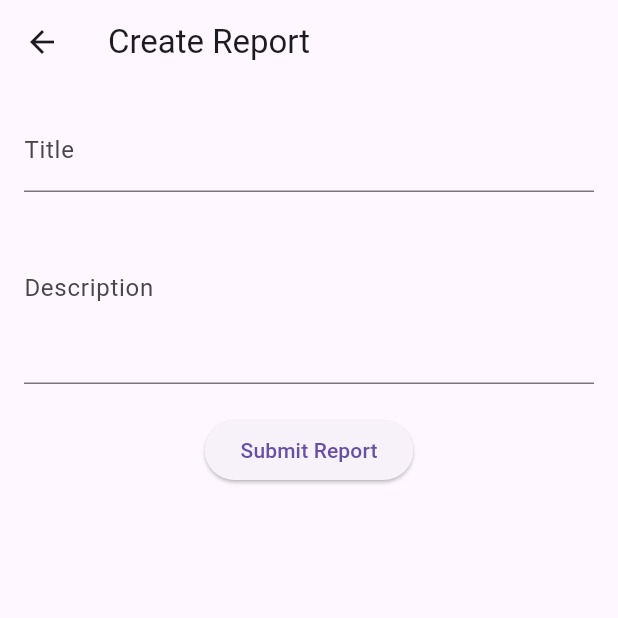
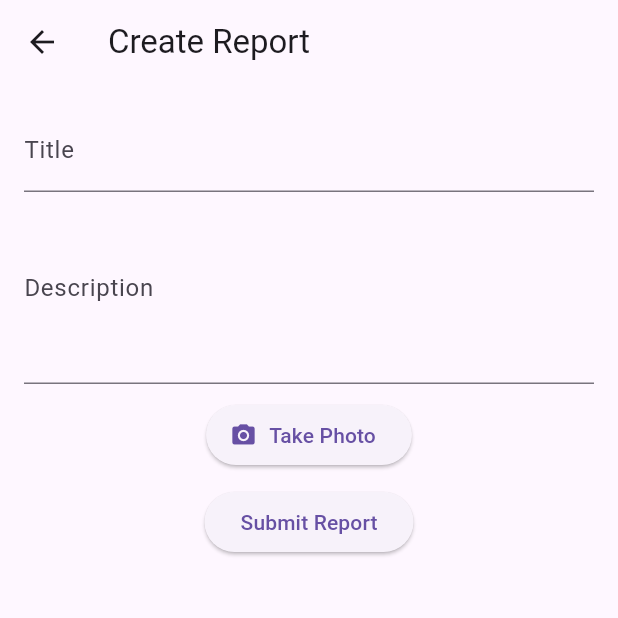
Before and after one commit to petrinopopa12/eureport_app, a Flutter app: the screen it shows once a user with an empty profile is signed in, after a tap on "Create Report", on a phone screen of 412 x 824 dp, the top half of it. Run offline on Flutter 3.47's test engine with Material 3 defaults, Android fonts, the phone set to English and light mode, and no system bars; our stand-ins replace cloud_firestore, firebase_auth, firebase_core, firebase_storage, geolocator, image_picker and 1 more; accounts and stored records are empty; network calls fail.

Commit message:
Added UD and image update

```diff
--- a/lib/screens/create_report_screen.dart
+++ b/lib/screens/create_report_screen.dart
@@ -1,8 +1,11 @@
+import 'dart:io';
 import 'package:flutter/material.dart';
 import 'package:cloud_firestore/cloud_firestore.dart';
 import 'package:firebase_auth/firebase_auth.dart';
+import 'package:firebase_storage/firebase_storage.dart';
 import 'package:geolocator/geolocator.dart';
 import 'package:permission_handler/permission_handler.dart';
+import 'package:image_picker/image_picker.dart';
 
 class CreateReportScreen extends StatefulWidget {
   const CreateReportScreen({super.key});
@@ -14,7 +17,37 @@ class CreateReportScreen extends StatefulWidget {
 class _CreateReportScreenState extends State<CreateReportScreen> {
   final TextEditingController titleController = TextEditingController();
   final TextEditingController descriptionController = TextEditingController();
+  final ImagePicker picker = ImagePicker();
+
+  XFile? imageFile;
   String status = '';
+
+  Future<void> pickImageFromCamera() async {
+    final picked = await picker.pickImage(source: ImageSource.camera);
+    if (picked != null) {
+      setState(() {
+        imageFile = picked;
+      });
+    }
+  }
+
+  Future<String?> uploadImage(String docId) async {
+  if (imageFile == null) return null;
+
+  try {
+    final storageRef = FirebaseStorage.instance
+        .ref()
+        .child('report_images')
+        .child('$docId.jpg');
+
+    final uploadTask = await storageRef.putFile(File(imageFile!.path));
+    final downloadUrl = await storageRef.getDownloadURL();
+    return downloadUrl;
+  } catch (e) {
+    debugPrint('Image upload failed: $e');
+    throw Exception('Image upload failed: $e');
+  }
+}
 
   Future<void> submitReport() async {
     final title = titleController.text.trim();
@@ -28,17 +61,21 @@ class _CreateReportScreenState extends State<CreateReportScreen> {
     }
 
     try {
-    // Request location permission using permission_handler
       final permissionStatus = await Permission.location.request();
       if (!permissionStatus.isGranted) {
         throw Exception('Location permission not granted');
       }
 
-    // Get current location
       final position = await Geolocator.getCurrentPosition();
 
-    // Submit to Firestore
-    await FirebaseFirestore.instance.collection('reports').add({
+      final docRef = FirebaseFirestore.instance.collection('reports').doc();
+
+      String? imageUrl;
+      if (imageFile != null) {
+        imageUrl = await uploadImage(docRef.id);
+      }
+
+      await docRef.set({
         'title': title,
         'description': description,
         'timestamp': FieldValue.serverTimestamp(),
@@ -46,7 +83,8 @@ class _CreateReportScreenState extends State<CreateReportScreen> {
         'location': {
           'latitude': position.latitude,
           'longitude': position.longitude,
-      }
+        },
+        if (imageUrl != null) 'imageUrl': imageUrl,
       });
 
       ScaffoldMessenger.of(context).showSnackBar(
@@ -55,8 +93,11 @@ class _CreateReportScreenState extends State<CreateReportScreen> {
 
       titleController.clear();
       descriptionController.clear();
+      setState(() {
+        imageFile = null;
+      });
+
       Navigator.of(context).pop();
-
     } catch (e) {
       ScaffoldMessenger.of(context).showSnackBar(
         SnackBar(content: Text('Failed to submit: $e')),
@@ -88,7 +129,18 @@ class _CreateReportScreenState extends State<CreateReportScreen> {
               decoration: const InputDecoration(labelText: 'Description'),
               maxLines: 4,
             ),
-            const SizedBox(height: 20),
+            const SizedBox(height: 10),
+            ElevatedButton.icon(
+              onPressed: pickImageFromCamera,
+              icon: const Icon(Icons.camera_alt),
+              label: const Text('Take Photo'),
+            ),
+            if (imageFile != null)
+              Padding(
+                padding: const EdgeInsets.symmetric(vertical: 10),
+                child: Image.file(File(imageFile!.path), height: 150),
+              ),
+            const SizedBox(height: 10),
             ElevatedButton(
               onPressed: submitReport,
               child: const Text('Submit Report'),
--- a/lib/screens/home_screen.dart
+++ b/lib/screens/home_screen.dart
@@ -1,7 +1,7 @@
 import 'package:flutter/material.dart';
 import 'package:firebase_auth/firebase_auth.dart';
 import 'create_report_screen.dart';
-import 'view_reports_screen.dart'; // ✅ 1. Import the new screen
+import 'view_reports_screen.dart';
 
 class HomeScreen extends StatelessWidget {
   const HomeScreen({super.key});
@@ -11,36 +11,60 @@ class HomeScreen extends StatelessWidget {
     final user = FirebaseAuth.instance.currentUser;
 
     return Scaffold(
+      backgroundColor: const Color(0xFFEFEFF4), // Light neutral background
       appBar: AppBar(
-        title: const Text('Home'),
+        backgroundColor: const Color(0xFF003399), // EU Blue
+        title: const Text(
+          'EUReport Home',
+          style: TextStyle(color: Colors.white),
+        ),
         actions: [
           IconButton(
-            icon: const Icon(Icons.logout),
+            icon: const Icon(Icons.logout, color: Colors.white),
             onPressed: () async {
               await FirebaseAuth.instance.signOut();
               Navigator.of(context).popUntil((route) => route.isFirst);
             },
-          )
+          ),
         ],
       ),
-      body: Center(
+      body: Padding(
+        padding: const EdgeInsets.symmetric(horizontal: 24.0),
+        child: Center(
           child: Column(
             mainAxisAlignment: MainAxisAlignment.center,
             children: [
+              // EU emblem or stars row
               const Row(
                 mainAxisAlignment: MainAxisAlignment.center,
                 children: [
-                Icon(Icons.check_box, color: Colors.green),
+                  Icon(Icons.star, color: Color(0xFFFFCC00), size: 28),
                   SizedBox(width: 8),
-                Text('Logged in', style: TextStyle(fontSize: 18)),
+                  Text(
+                    'Welcome to EUReport',
+                    style: TextStyle(
+                      fontSize: 20,
+                      fontWeight: FontWeight.w600,
+                      color: Color(0xFF003399),
+                    ),
+                  ),
+                  Icon(Icons.star, color: Color(0xFFFFCC00), size: 28),
                 ],
               ),
-            const SizedBox(height: 8),
-            Text("Welcome, ${user?.email ?? 'User'}"),
-            const SizedBox(height: 24),
+              const SizedBox(height: 16),
+              Text(
+                "Logged in as: ${user?.email ?? 'User'}",
+                style: const TextStyle(fontSize: 16),
+              ),
+              const SizedBox(height: 32),
               ElevatedButton.icon(
                 icon: const Icon(Icons.report),
                 label: const Text('Create Report'),
+                style: ElevatedButton.styleFrom(
+                  backgroundColor: const Color(0xFF003399), // EU blue
+                  foregroundColor: Colors.white,
+                  padding: const EdgeInsets.symmetric(horizontal: 24, vertical: 12),
+                ),
                 onPressed: () {
                   Navigator.push(
                     context,
@@ -48,10 +72,15 @@ class HomeScreen extends StatelessWidget {
                   );
                 },
               ),
-            const SizedBox(height: 12),
+              const SizedBox(height: 16),
               ElevatedButton.icon(
                 icon: const Icon(Icons.list_alt),
-              label: const Text('View My Reports'), // ✅ 2. New button
+                label: const Text('View My Reports'),
+                style: ElevatedButton.styleFrom(
+                  backgroundColor: const Color(0xFF003399),
+                  foregroundColor: Colors.white,
+                  padding: const EdgeInsets.symmetric(horizontal: 24, vertical: 12),
+                ),
                 onPressed: () {
                   Navigator.push(
                     context,
@@ -59,23 +88,8 @@ class HomeScreen extends StatelessWidget {
                   );
                 },
               ),
-            const SizedBox(height: 12),
-            ElevatedButton.icon(
-              icon: const Icon(Icons.location_on),
-              label: const Text('Get Location'),
-              onPressed: () {
-                // To be implemented
-              },
+            ],
           ),
-            const SizedBox(height: 12),
-            ElevatedButton.icon(
-              icon: const Icon(Icons.camera_alt),
-              label: const Text('Open Camera'),
-              onPressed: () {
-                // To be implemented
-              },
-            ),
-          ],
         ),
       ),
     );
```
Also changed, not shown: lib/screens/edit_report_screen.dart (added, +135 -0 lines), lib/screens/view_reports_screen.dart (+74 -2 lines). Lines whose indentation alone changed are shown as unchanged.
